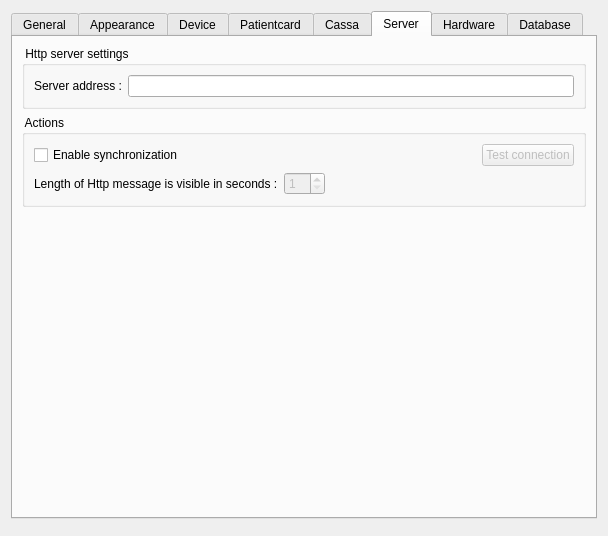
Old version of the form client/dlgpreferences.ui in the repository tbikfalvi/Belenus.
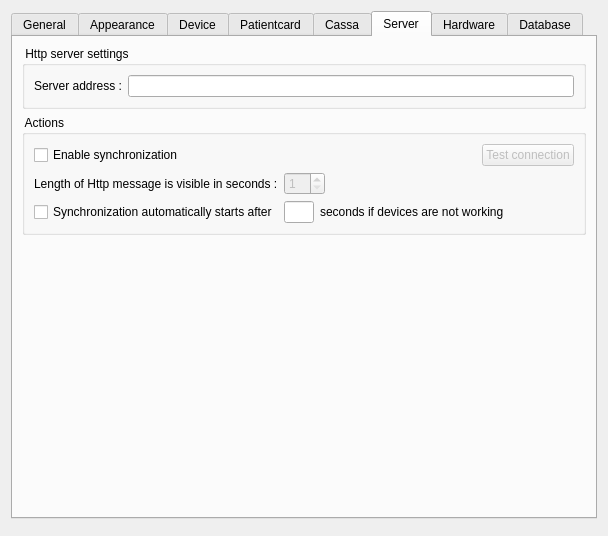
New version of the form. The open tabs and pages were chosen to show the change.

Diff of the .ui file:
```diff
--- a/client/dlgpreferences.ui
+++ b/client/dlgpreferences.ui
@@ -1802,6 +1802,53 @@
             </item>
            </layout>
           </item>
+          <item>
+           <layout class="QHBoxLayout" name="horizontalLayout_36">
+            <item>
+             <widget class="QCheckBox" name="chkHttpEnableAutoSync">
+              <property name="text">
+               <string>Synchronization automatically starts after</string>
+              </property>
+             </widget>
+            </item>
+            <item>
+             <widget class="QLineEdit" name="ledAutoSyncSeconds">
+              <property name="minimumSize">
+               <size>
+                <width>30</width>
+                <height>0</height>
+               </size>
+              </property>
+              <property name="maximumSize">
+               <size>
+                <width>30</width>
+                <height>16777215</height>
+               </size>
+              </property>
+             </widget>
+            </item>
+            <item>
+             <widget class="QLabel" name="lblAutoSync">
+              <property name="text">
+               <string>seconds if devices are not working</string>
+              </property>
+             </widget>
+            </item>
+            <item>
+             <spacer name="horizontalSpacer_27">
+              <property name="orientation">
+               <enum>Qt::Horizontal</enum>
+              </property>
+              <property name="sizeHint" stdset="0">
+               <size>
+                <width>40</width>
+                <height>20</height>
+               </size>
+              </property>
+             </spacer>
+            </item>
+           </layout>
+          </item>
          </layout>
         </widget>
        </item>
```
Left out of the diff: 30 changed lines with no effect on the pictures.
